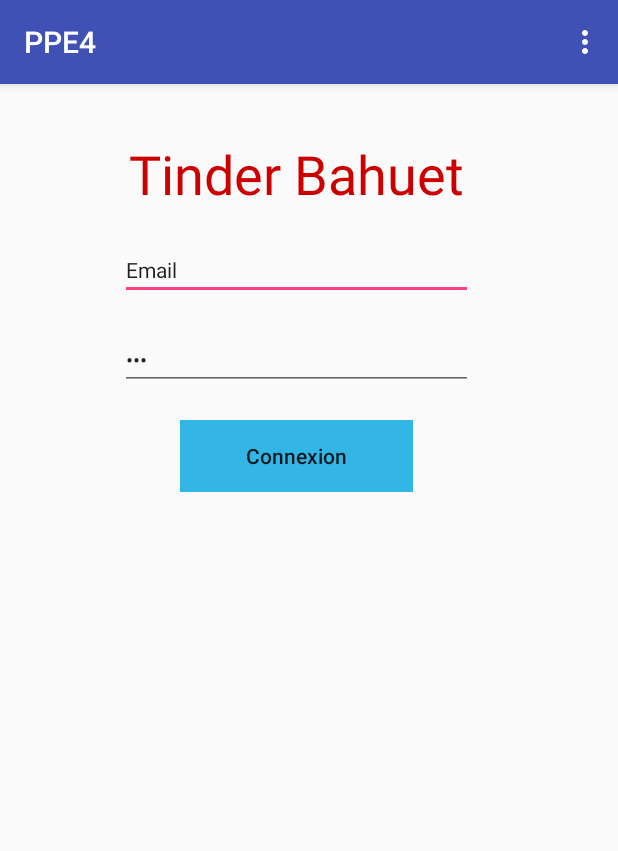
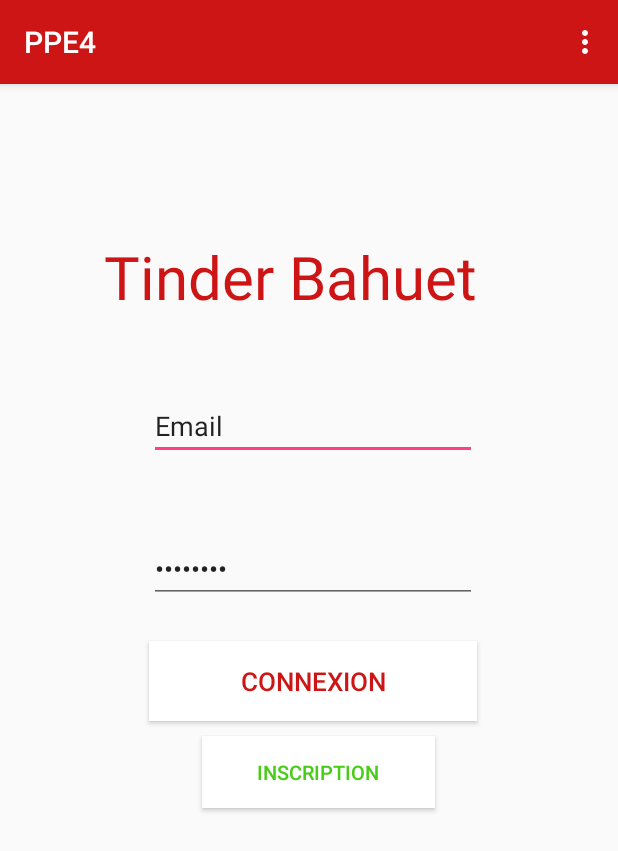
Before and after one commit to Horakle/PPE4, an Android app: the screen it shows after launch (MainActivity), on a phone screen of 412 x 824 dp. Shown: the top 851 px of the screen. Run offline under Robolectric (Android 15) with nearby library versions, the phone set to English and light mode, and no system bars.

Commit message:
Projet android (modif connexion)
Modification de la page de connexion sur smartphones

```diff
--- a/android/PPE4/app/src/main/res/layout/activity_main.xml
+++ b/android/PPE4/app/src/main/res/layout/activity_main.xml
@@ -15,16 +15,12 @@
                 android:id="@+id/toolbar"
                 android:layout_width="match_parent"
                 android:layout_height="?attr/actionBarSize"
-            android:alwaysDrawnWithCache="false"
-            android:animateLayoutChanges="false"
-            android:animationCache="false"
-            android:background="?attr/colorPrimary"
-            android:clipChildren="false"
-            app:layout_scrollFlags="snap"
+                android:background="#CD1515"
                 app:popupTheme="@style/AppTheme.PopupOverlay" />
 
         </android.support.design.widget.AppBarLayout>
 
-    <include layout="@layout/content_main" />
+        <include
+            layout="@layout/content_main" />
 
     </android.support.design.widget.CoordinatorLayout>
--- a/android/PPE4/app/src/main/res/layout/content_main.xml
+++ b/android/PPE4/app/src/main/res/layout/content_main.xml
@@ -5,78 +5,83 @@
     android:layout_width="match_parent"
     android:layout_height="match_parent"
     app:layout_behavior="@string/appbar_scrolling_view_behavior"
-    tools:context="wololo.ppe4.MainActivity"
+    tools:context="wololo.ppe4.MainActivity">
     tools:showIn="@layout/activity_main">
 
+
     <LinearLayout
-        android:layout_width="395dp"
-        android:layout_height="wrap_content"
+        android:layout_width="374dp"
+        android:layout_height="406dp"
+        android:layout_marginBottom="8dp"
+        android:layout_marginLeft="8dp"
+        android:layout_marginRight="8dp"
+        android:layout_marginTop="8dp"
         android:orientation="vertical"
-        android:paddingBottom="25dp"
-        android:paddingLeft="50dp"
-        android:paddingRight="50dp"
-        android:paddingTop="25dp"
-        tools:layout_editor_absoluteX="8dp"
-        tools:layout_editor_absoluteY="8dp"
-        android:id="@+id/linearLayout">
+        app:layout_constraintBottom_toBottomOf="parent"
+        app:layout_constraintHorizontal_bias="0.5"
+        app:layout_constraintLeft_toLeftOf="parent"
+        app:layout_constraintRight_toRightOf="parent"
+        app:layout_constraintTop_toTopOf="parent"
+        app:layout_constraintVertical_bias="0.269">
 
         <TextView
             android:id="@+id/textView"
-            android:layout_width="match_parent"
+            android:layout_width="300dp"
             android:layout_height="wrap_content"
-            android:layout_margin="10dp"
-            android:elegantTextHeight="false"
-            android:fontFamily="sans-serif"
-            android:freezesText="false"
+            android:layout_marginLeft="50dp"
+            android:layout_marginRight="125dp"
             android:singleLine="true"
             android:text="Tinder Bahuet"
-            android:textAlignment="center"
-            android:textColor="@android:color/holo_red_dark"
-            android:textSize="36sp" />
+            android:textColor="#CD1515"
+            android:textSize="40sp" />
 
         <EditText
             android:id="@+id/editText"
             android:layout_width="match_parent"
             android:layout_height="wrap_content"
-            android:layout_marginBottom="10dp"
-            android:layout_marginLeft="30dp"
-            android:layout_marginRight="30dp"
-            android:layout_marginTop="10dp"
+            android:layout_marginLeft="80dp"
+            android:layout_marginRight="75dp"
+            android:layout_marginTop="50dp"
             android:ems="10"
             android:inputType="textEmailAddress"
-            android:singleLine="true"
-            android:text="Email"
-            android:textAppearance="@style/TextAppearance.AppCompat.Body1" />
+            android:text="Email" />
 
         <EditText
             android:id="@+id/editText2"
             android:layout_width="match_parent"
             android:layout_height="wrap_content"
-            android:layout_marginBottom="10dp"
-            android:layout_marginLeft="30dp"
-            android:layout_marginRight="30dp"
-            android:layout_marginTop="10dp"
+            android:layout_marginLeft="80dp"
+            android:layout_marginRight="75dp"
+            android:layout_marginTop="50dp"
             android:ems="10"
             android:inputType="textPassword"
-            android:selectAllOnFocus="false"
-            android:singleLine="true"
-            android:text="mdp"
-            android:textAppearance="@style/TextAppearance.AppCompat.Body1" />
+            android:text="Password" />
 
         <Button
             android:id="@+id/button"
-            style="@style/Widget.AppCompat.Button.Borderless"
             android:layout_width="match_parent"
+            android:layout_height="53dp"
+            android:layout_marginLeft="80dp"
+            android:layout_marginRight="75dp"
+            android:layout_marginTop="25dp"
+            android:background="@android:color/white"
+            android:text="Connexion"
+            android:textColor="#CD1515"
+            android:textSize="17sp"
+            tools:layout_editor_absoluteX="92dp"
+            tools:layout_editor_absoluteY="276dp" />
+
+        <Button
+            android:id="@+id/button2"
+            android:layout_width="155dp"
             android:layout_height="wrap_content"
-            android:layout_marginBottom="10dp"
-            android:layout_marginLeft="70dp"
-            android:layout_marginRight="70dp"
+            android:layout_marginLeft="115dp"
             android:layout_marginTop="10dp"
-            android:background="@android:color/holo_blue_light"
-            android:elevation="0dp"
-            android:text="Connexion"
-            android:textAlignment="center"
-            android:textAllCaps="false" />
+            android:background="@android:color/white"
+            android:paddingTop="0dp"
+            android:text="Inscription"
+            android:textColor="#48CD17"
+            android:textSize="13sp" />
 
     </LinearLayout>
 
```
Lines whose indentation alone changed are shown as unchanged.
